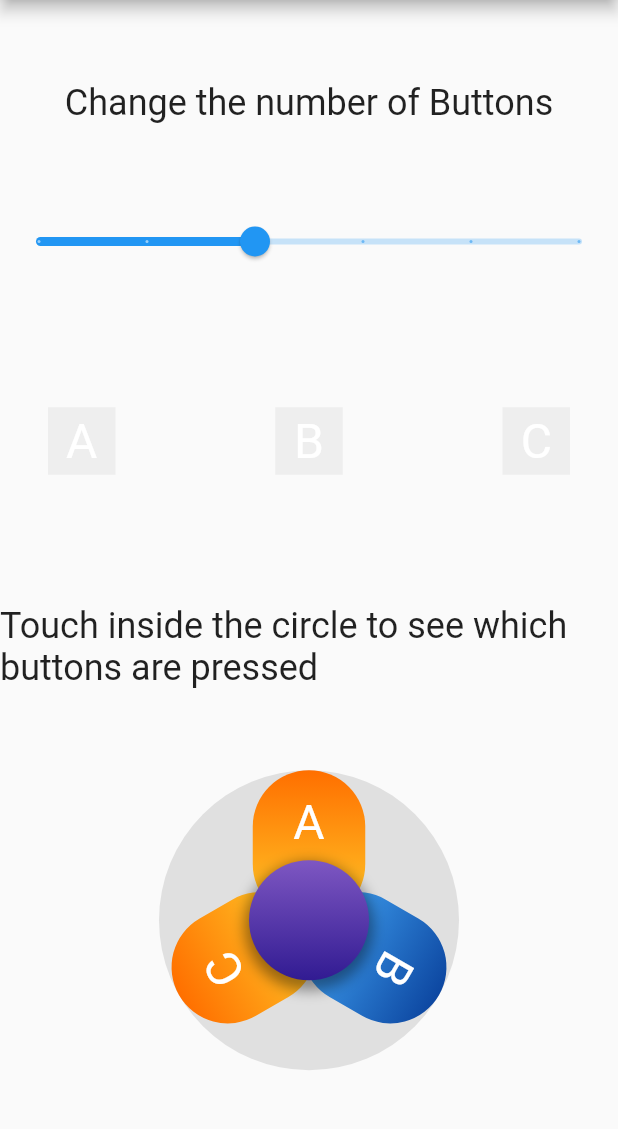
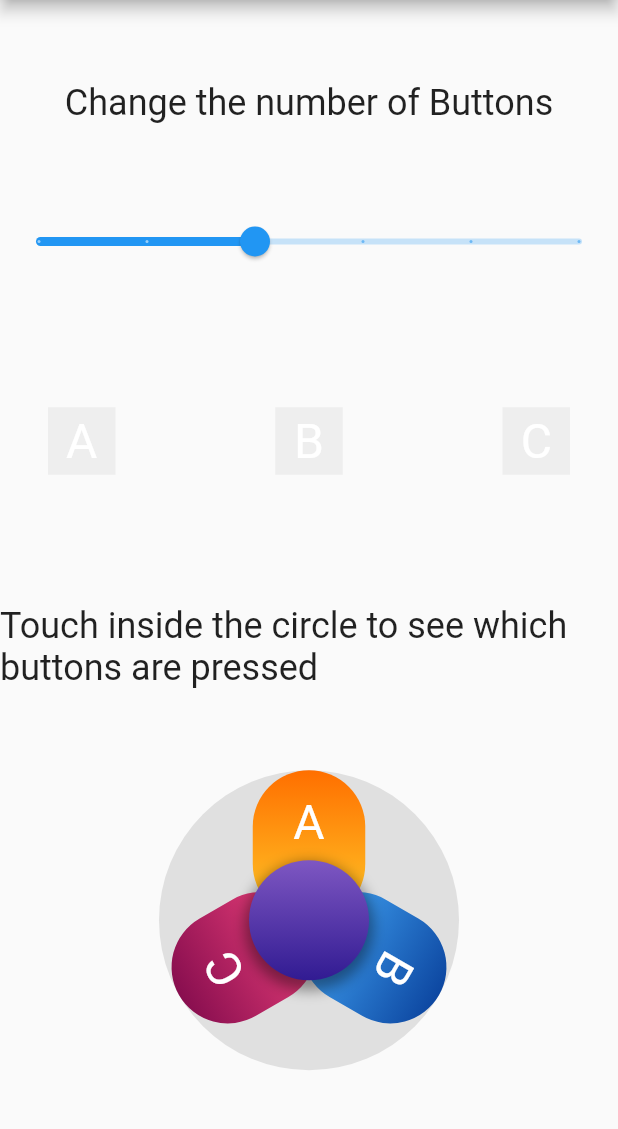
Before and after one commit to cybaker/flutter_joybuttons, a Flutter app: the screen it shows after launch, on a phone screen of 412 x 824 dp, the part 84-1213 px from its top. Run offline on Flutter 3.47's test engine with Material 2 defaults, Android fonts, the phone set to English and light mode, and no system bars.

Commit message:
Update example colors

```diff
--- a/example/lib/main.dart
+++ b/example/lib/main.dart
@@ -64,10 +64,10 @@ class _JoyButtonsExampleState extends State<JoyButtonsExample> {
     return [
       testButton("A", Colors.amber),
       testButton("B", Colors.blue),
-      testButton("C", Colors.amber),
+      testButton("C", Colors.pink),
       testButton("D", Colors.green),
-      testButton("E", Colors.yellow),
-      testButton("F", Colors.red),
+      testButton("E", Colors.red),
+      testButton("F", Colors.lime),
     ];
   }
 
@@ -86,10 +86,10 @@ class _JoyButtonsExampleState extends State<JoyButtonsExample> {
     List<Widget> all = [
       testIndicator("A", 0, Colors.amber),
       testIndicator("B", 1, Colors.blue),
-      testIndicator("C", 2, Colors.amber),
+      testIndicator("C", 2, Colors.pink),
       testIndicator("D", 3, Colors.green),
-      testIndicator("E", 4, Colors.yellow),
-      testIndicator("F", 5, Colors.red),
+      testIndicator("E", 4, Colors.red),
+      testIndicator("F", 5, Colors.lime),
     ];
     return all.take(number).toList();
   }
--- a/pubspec.yaml
+++ b/pubspec.yaml
@@ -1,6 +1,6 @@
 name: flutter_joybuttons
 description: Virtual buttons for Flutter touchscreen applications. Flexible and customizable.
-version: 1.0.0
+version: 1.0.1
 homepage: https://github.com/cybaker/flutter_joybuttons
 repository: https://github.com/cybaker/flutter_joybuttons
 
```
